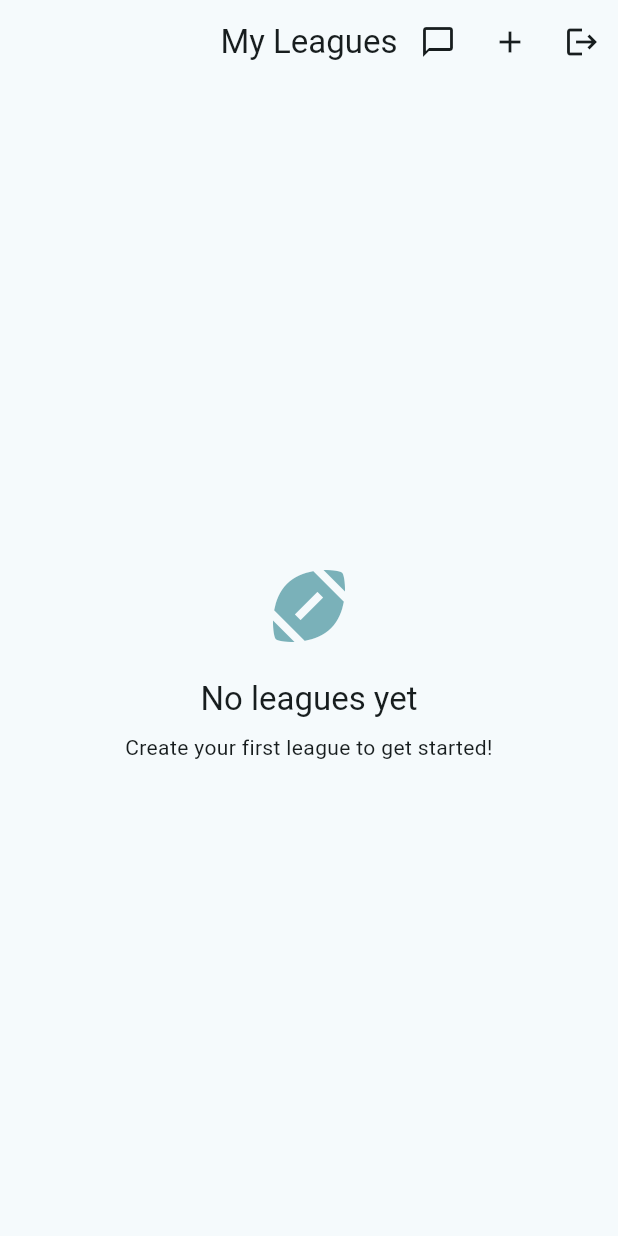
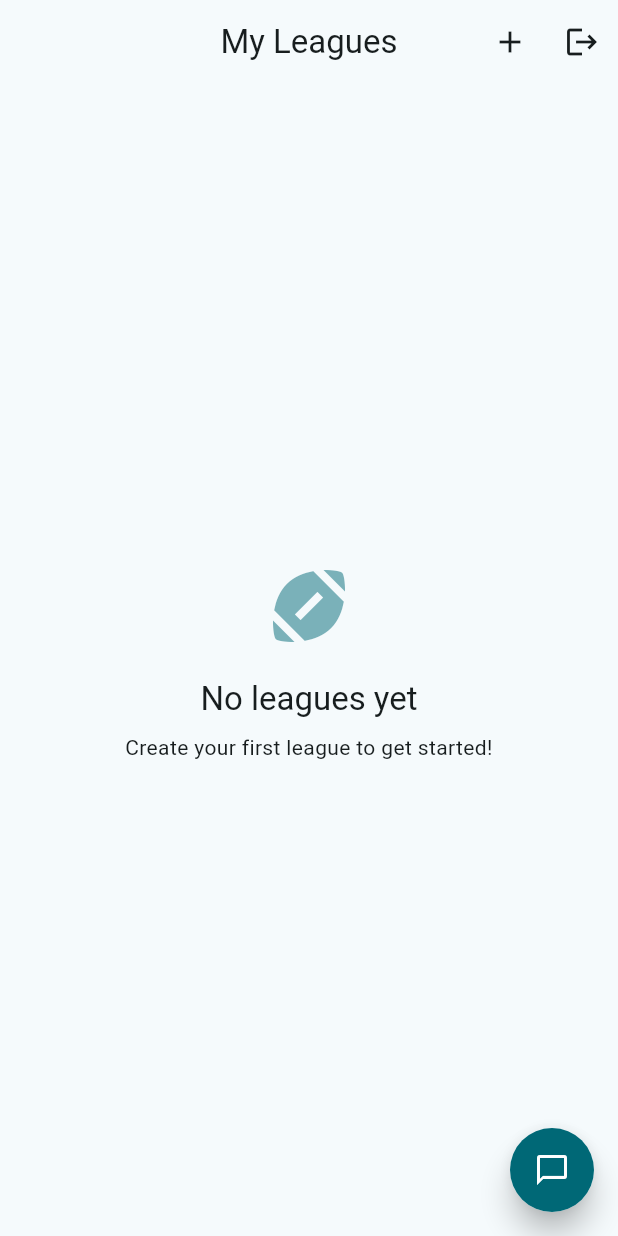
Before and after one commit to jkap86/ht-frontend, a Flutter app: the HomeScreen screen opened by its route, on a phone screen of 412 x 824 dp. Run offline on Flutter 3.47's test engine with Material 3 defaults, Android fonts, the phone set to English and light mode, and no system bars; our stand-ins replace flutter_riverpod, flutter_secure_storage, go_router, shared_preferences, socket_io_client; accounts and stored records are empty.

Commit message:
Add floating DM chat bubble to home screen bottom-right
- Create CollapsibleDmListWidget as a floating action bubble
- Position in bottom-right corner (16px from edges)
- Tapping opens full DM screen
- Remove Messages icon from app bar
- Use Stack to overlay bubble on top of leagues list

```diff
--- a/lib/features/home/presentation/home_screen.dart
+++ b/lib/features/home/presentation/home_screen.dart
@@ -5,8 +5,8 @@ import 'package:go_router/go_router.dart';
 import '../../auth/application/auth_notifier.dart';
 import '../../leagues/application/leagues_provider.dart';
 import '../../leagues/domain/league.dart';
-import '../../direct_messages/presentation/dm_screen.dart';
 import 'widgets/add_league_modal_new.dart';
+import 'widgets/collapsible_dm_list_widget.dart';
 
 class HomeScreen extends ConsumerWidget {
   const HomeScreen({super.key});
@@ -20,17 +20,6 @@ class HomeScreen extends ConsumerWidget {
       appBar: AppBar(
         title: Text(authState.user?.username ?? 'My Leagues'),
         actions: [
-          IconButton(
-            tooltip: 'Messages',
-            icon: const Icon(Icons.chat_bubble_outline),
-            onPressed: () {
-              Navigator.of(context).push(
-                MaterialPageRoute(
-                  builder: (_) => const DmScreen(),
-                ),
-              );
-            },
-          ),
           IconButton(
             tooltip: 'Add League',
             icon: const Icon(Icons.add),
@@ -50,7 +39,9 @@ class HomeScreen extends ConsumerWidget {
           ),
         ],
       ),
-      body: leaguesAsync.when(
+      body: Stack(
+        children: [
+          leaguesAsync.when(
         loading: () => const Center(child: CircularProgressIndicator()),
         error: (error, stack) => Center(
           child: Column(
@@ -118,6 +109,9 @@ class HomeScreen extends ConsumerWidget {
             ),
           );
         },
+      ),
+          const CollapsibleDmListWidget(),
+        ],
       ),
     );
   }
--- /dev/null
+++ b/lib/features/home/presentation/widgets/collapsible_dm_list_widget.dart
@@ -0,0 +1,57 @@
+import 'package:flutter/material.dart';
+import 'package:flutter_riverpod/flutter_riverpod.dart';
+
+import '../../../direct_messages/presentation/dm_screen.dart';
+
+/// A collapsible DM list widget that shows in the bottom-right corner
+/// of the home screen. When collapsed, shows a chat bubble icon.
+/// When expanded, navigates to the full DM screen.
+class CollapsibleDmListWidget extends ConsumerStatefulWidget {
+  const CollapsibleDmListWidget({super.key});
+
+  @override
+  ConsumerState<CollapsibleDmListWidget> createState() =>
+      _CollapsibleDmListWidgetState();
+}
+
+class _CollapsibleDmListWidgetState
+    extends ConsumerState<CollapsibleDmListWidget> {
+  @override
+  Widget build(BuildContext context) {
+    return Positioned(
+      bottom: 16,
+      right: 16,
+      child: _buildCollapsedBubble(),
+    );
+  }
+
+  Widget _buildCollapsedBubble() {
+    return Material(
+      elevation: 8,
+      borderRadius: BorderRadius.circular(28),
+      child: InkWell(
+        onTap: () {
+          Navigator.of(context).push(
+            MaterialPageRoute(
+              builder: (_) => const DmScreen(),
+            ),
+          );
+        },
+        borderRadius: BorderRadius.circular(28),
+        child: Container(
+          width: 56,
+          height: 56,
+          decoration: BoxDecoration(
+            color: Theme.of(context).colorScheme.primary,
+            borderRadius: BorderRadius.circular(28),
+          ),
+          child: const Icon(
+            Icons.chat_bubble_outline,
+            color: Colors.white,
+            size: 24,
+          ),
+        ),
+      ),
+    );
+  }
+}
```
